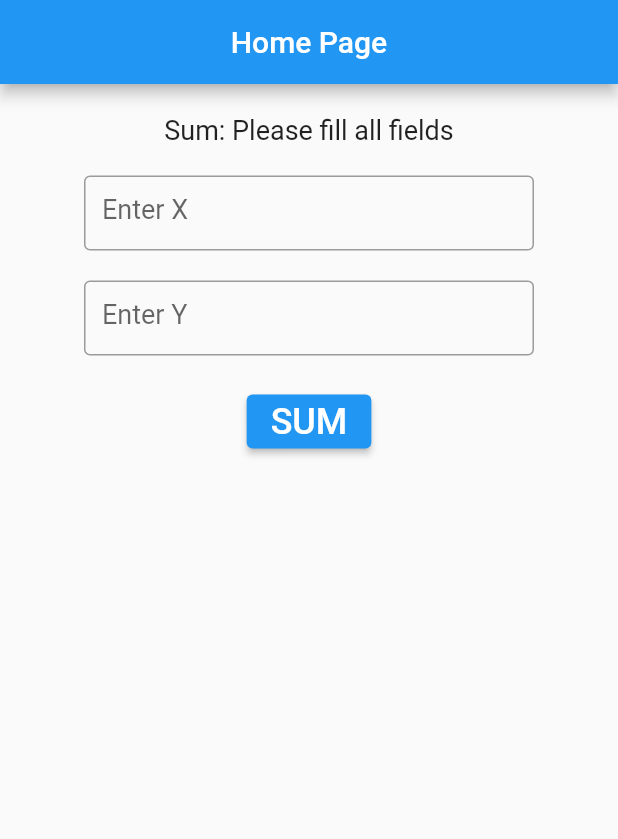
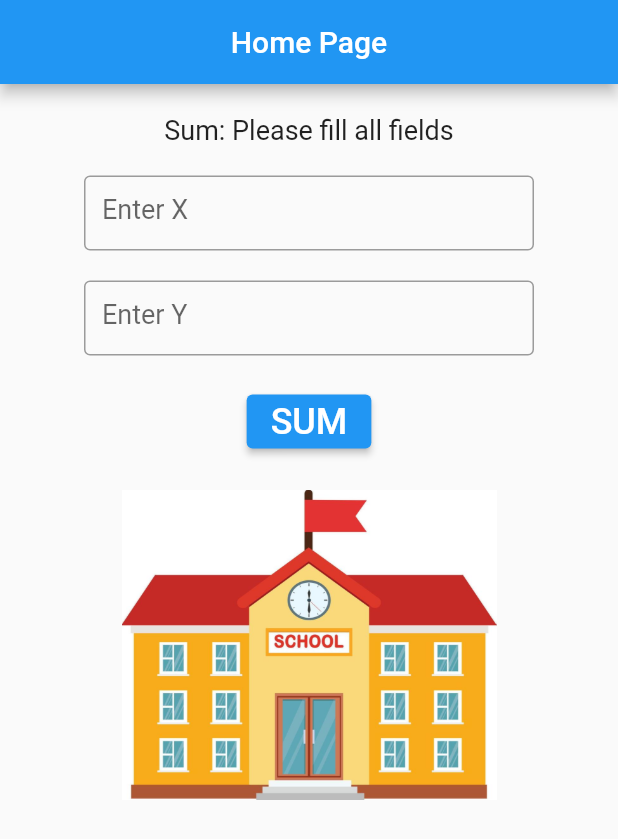
Before and after one commit to MarwCh/csci410-week5, a Flutter app: the screen it shows after launch, after a tap on "SUM", on a phone screen of 412 x 824 dp. Shown: the top 839 px of the screen. Run offline on Flutter 3.47's test engine with Material 2 defaults, Android fonts, the phone set to English and light mode, and no system bars.

```diff
--- a/lib/home.dart
+++ b/lib/home.dart
@@ -9,6 +9,18 @@ class Home extends StatefulWidget {
 }
 
 class _HomeState extends State<Home> {
+  // the first image to be displayed when we run the application
+  String image = 'assets/image1.jpg';
+  // add a list of image assets
+  List<String> images = [
+    'assets/image1.jpg',
+    'assets/image2.jpg',
+    'assets/image3.jpg',
+    'assets/image4.png'
+  ];
+  // a static counter to keep track of which image will be displays when we press the button
+  static int count = 0;
+
   String _text = '';
   double _x = -1, _y = -1;
 
@@ -20,6 +32,10 @@ class _HomeState extends State<Home> {
       else {
         _text = (_x + _y).toString();
       }
+      // set new image from the images list using counter as index
+      image = images[count];
+      // update counter so that it doesn't exceed list length - 1
+      count = (count + 1) % images.length;
     });
   }
 
@@ -58,7 +74,8 @@ class _HomeState extends State<Home> {
               const SizedBox(height: 20.0),
               MyTextField(f: updateY, hint: 'Enter Y'),
               const SizedBox(height: 20.0),
-              ElevatedButton(onPressed: () {updateText();}, child: Text('SUM', style: TextStyle(fontSize: 24.0),))
+              ElevatedButton(onPressed: () {updateText();}, child: const Text('SUM', style: TextStyle(fontSize: 24.0),)),
+              Image.asset(image, width: 250.0, height: 250.0)
             ],
           ),
         )
@@ -68,10 +85,10 @@ class _HomeState extends State<Home> {
 
 class MyTextField extends StatelessWidget {
 
-  Function(String) f;
-  String hint;
+  final Function(String) f;
+  final String hint;
 
-  MyTextField({required this.hint, required this.f, super.key,});
+  const MyTextField({required this.hint, required this.f, super.key,});
 
   @override
   Widget build(BuildContext context) {
```
Also changed, not shown: pubspec.yaml (+5 -3 lines), assets/image1.jpg (added), assets/image2.jpg (added), assets/image3.jpg (added), assets/image4.png (added).
